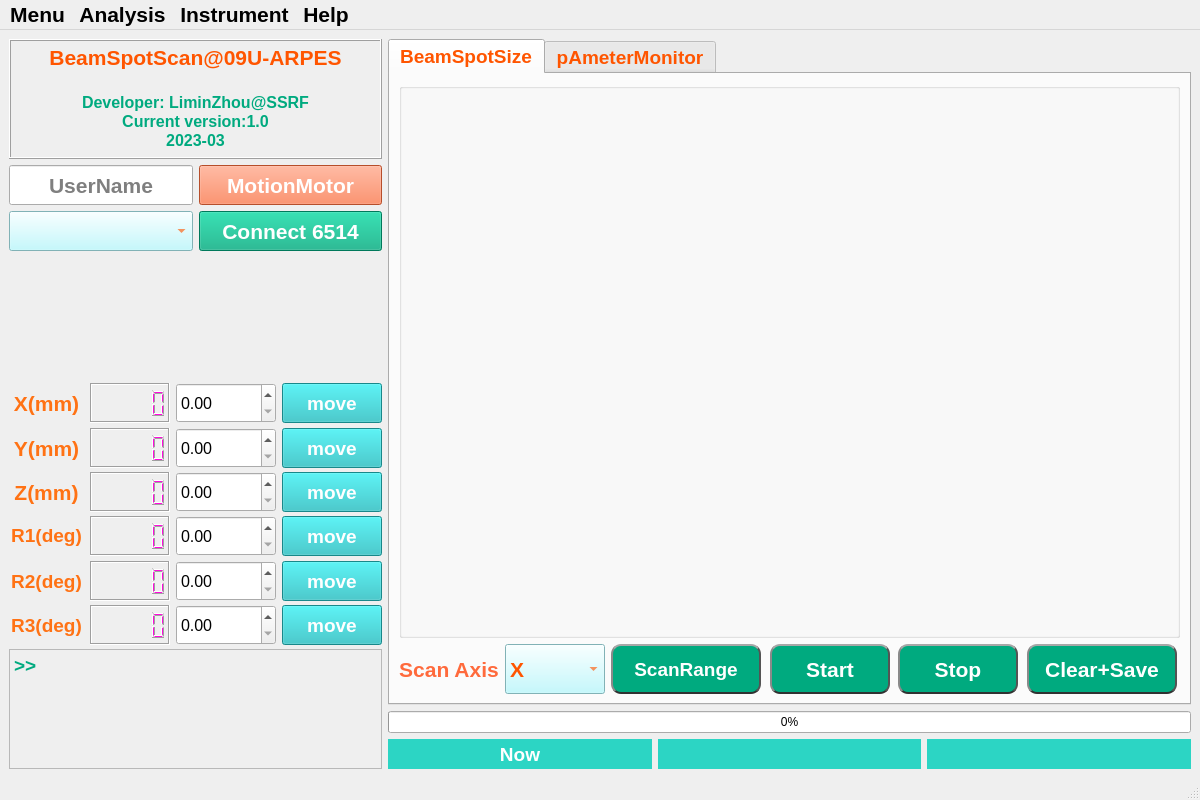
This is UI/UI_BeamSpotSizePlot.ui in zlmturnout/ARPES_BeamSpotSize as Qt 5 draws it before an edit. The edited form follows.
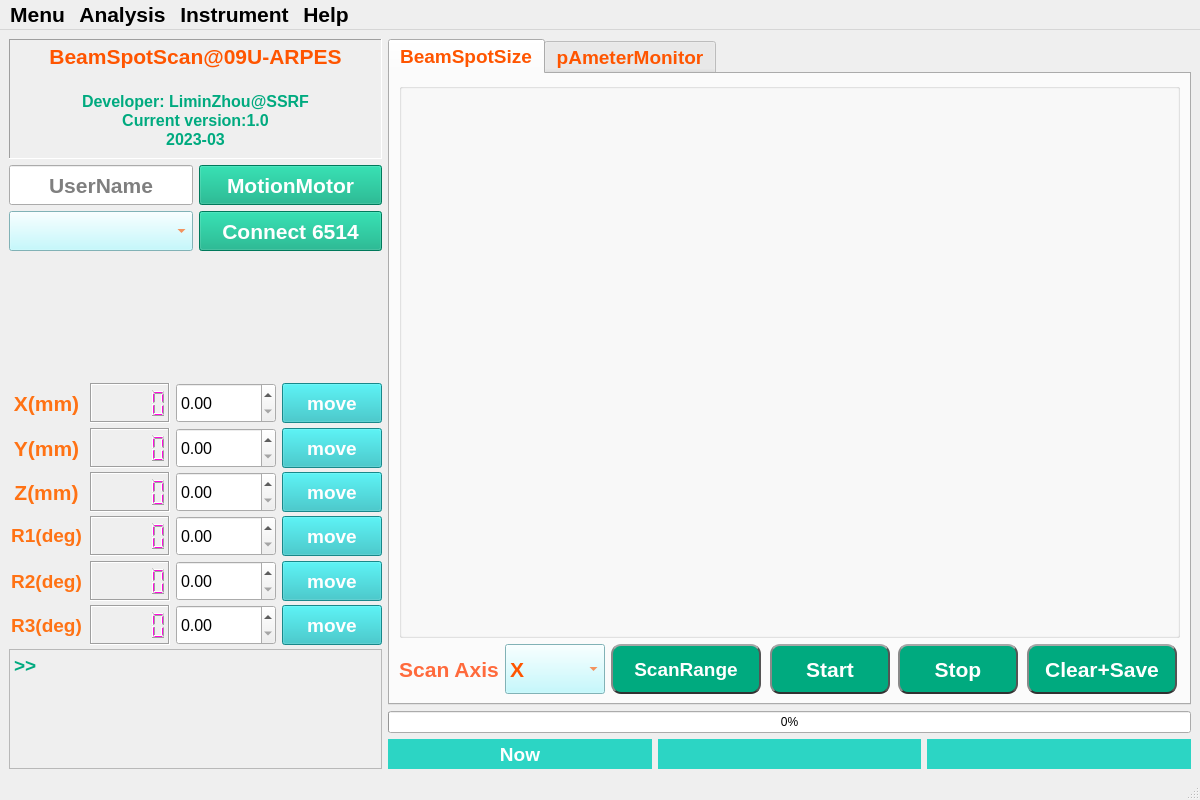
This is the edited form. Icons and pictures are not drawn.

The edit to the form file:
```diff
--- a/UI/UI_BeamSpotSizePlot.ui
+++ b/UI/UI_BeamSpotSizePlot.ui
@@ -152,10 +152,16 @@
              <string notr="true"/>
             </property>
             <property name="frameShape">
-             <enum>QFrame::Box</enum>
+             <enum>QFrame::Panel</enum>
             </property>
             <property name="frameShadow">
-             <enum>QFrame::Raised</enum>
+             <enum>QFrame::Sunken</enum>
+            </property>
+            <property name="lineWidth">
+             <number>1</number>
+            </property>
+            <property name="midLineWidth">
+             <number>1</number>
             </property>
             <property name="html">
              <string>&lt;!DOCTYPE HTML PUBLIC &quot;-//W3C//DTD HTML 4.0//EN&quot; &quot;http://www.w3.org/TR/REC-html40/strict.dtd&quot;&gt;
@@ -242,9 +248,9 @@
                </font>
               </property>
               <property name="styleSheet">
-               <string notr="true">background-color: rgb(255, 109, 60);
-selection-color: rgb(255, 85, 127);
-color: rgb(255, 255, 255);</string>
+               <string notr="true">QPushButton{background-color: rgb(0, 170, 127);selection-color: rgb(255, 85, 127);color: rgb(255, 255, 255);}
+QPushButton:hover{background-color:rgb(255, 91, 58);selection-color: rgb(255, 85, 127);color: rgb(255, 255, 255);}
+QPushButton:pressed{background-color:rgb(255, 91, 58);color: rgb(255, 255, 255);}</string>
               </property>
               <property name="text">
                <string>MotionMotor</string>
```
Left out of the diff: 3 changed lines with no effect on the pictures.
